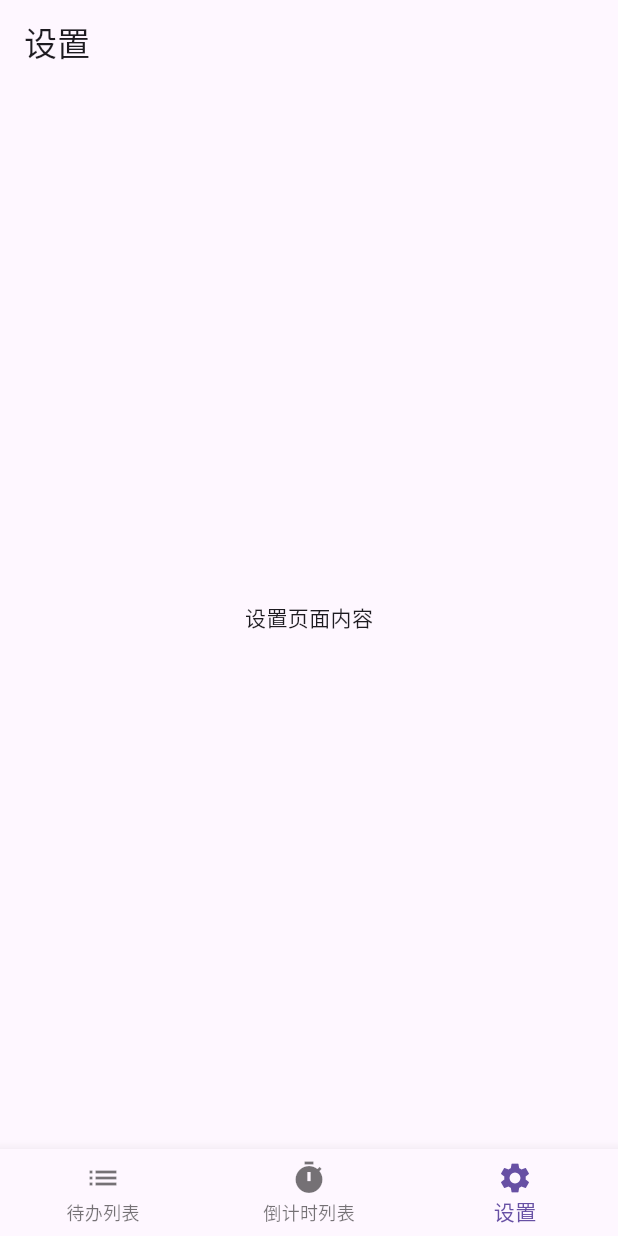
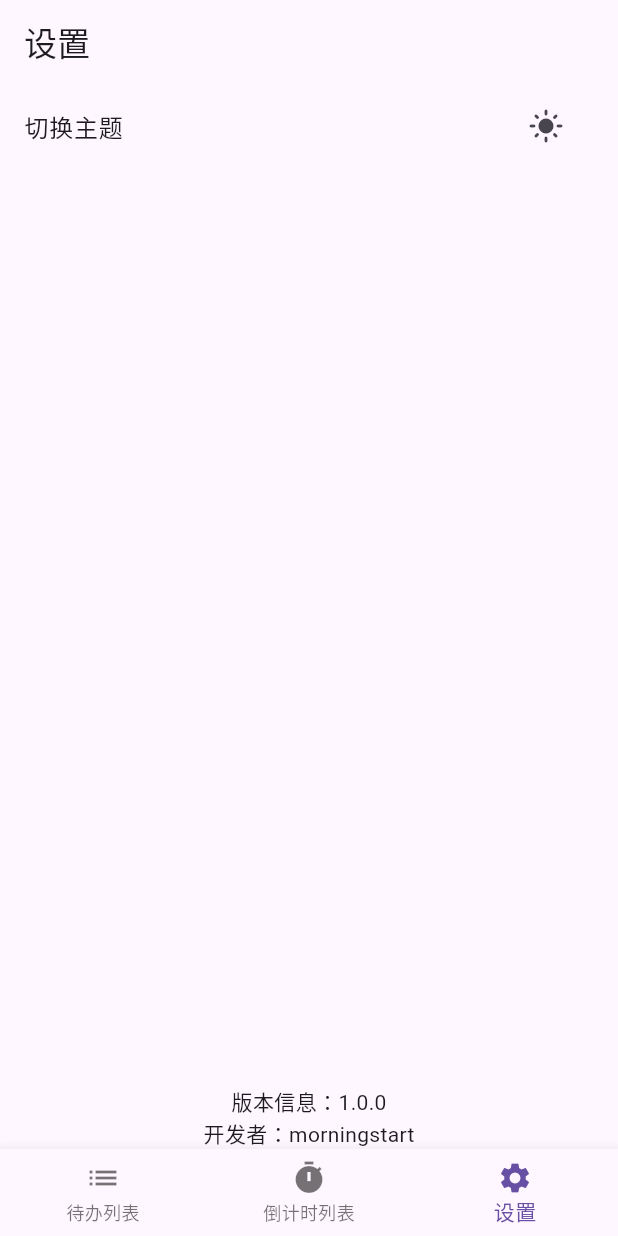
Before and after one commit to morning-start/memo, a Flutter app: the screen it shows after launch, item 3 of the bottom bar chosen, on a phone screen of 412 x 824 dp. Run offline on Flutter 3.47's test engine with Material 3 defaults, Android fonts, the light colour scheme and no system bars; our stand-ins replace flutter_riverpod, shared_preferences, sqflite; accounts and stored records are empty.

Commit message:
feat(theme): 实现主题切换功能
- 新增 theme_provider.dart 文件，用于管理主题模式
- 在 SettingsScreen 中添加主题切换按钮
- 在 MyApp 中应用主题模式
- 使用 shared_preferences 保存主题模式设置

```diff
--- a/lib/main.dart
+++ b/lib/main.dart
@@ -2,23 +2,26 @@ import 'package:flutter/material.dart';
 
 import 'package:flutter_riverpod/flutter_riverpod.dart';
 
+import 'package:memo/providers/theme_provider.dart';
 import 'package:memo/utils/route.dart';
 
 void main() async {
-  // WidgetsFlutterBinding.ensureInitialized(); // 确保 Flutter 框架初始化完成
+  WidgetsFlutterBinding.ensureInitialized(); // 确保 Flutter 框架初始化完成
   runApp(const ProviderScope(child: MyApp()));
 }
 
-class MyApp extends StatelessWidget {
+class MyApp extends ConsumerWidget {
   const MyApp({super.key});
 
   @override
-  Widget build(BuildContext context) {
+  Widget build(BuildContext context, WidgetRef ref) {
+    final themeMode = ref.watch(themeModeProvider);
+    // print(themeMode);
     return MaterialApp(
       title: '待办倒计时应用',
-      theme: ThemeData(
-        primarySwatch: Colors.blue,
-      ),
+      theme: ThemeData.light(),
+      darkTheme: ThemeData.dark(),
+      themeMode: themeMode,
       home: const MainScreen(),
     );
   }
@@ -33,6 +36,7 @@ class MainScreen extends StatefulWidget {
 
 class _MainScreenState extends State<MainScreen> {
   int _currentIndex = 0;
+
   @override
   Widget build(BuildContext context) {
     return Scaffold(
--- a/lib/screens/settings_screen.dart
+++ b/lib/screens/settings_screen.dart
@@ -1,16 +1,46 @@
 import 'package:flutter/material.dart';
 
-class SettingsScreen extends StatelessWidget {
+import 'package:flutter_riverpod/flutter_riverpod.dart';
+
+import 'package:memo/providers/theme_provider.dart';
+
+class SettingsScreen extends ConsumerWidget {
   const SettingsScreen({super.key});
 
   @override
-  Widget build(BuildContext context) {
+  Widget build(BuildContext context, WidgetRef ref) {
+    void _toggleTheme() {
+      final themeModeNotifier = ref.read(themeModeProvider.notifier);
+      themeModeNotifier.toggleTheme();
+    }
+
     return Scaffold(
       appBar: AppBar(
         title: const Text('设置'),
       ),
-      body: const Center(
-        child: Text('设置页面内容'),
+      body: Center(
+        child: Column(
+          mainAxisAlignment: MainAxisAlignment.spaceBetween,
+          children: [
+            ListTile(
+              title: const Text('切换主题'),
+              trailing: IconButton(
+                icon: Icon(
+                  ref.watch(themeModeProvider) == ThemeMode.dark
+                      ? Icons.dark_mode
+                      : Icons.light_mode,
+                ),
+                onPressed: _toggleTheme,
+              ),
+            ),
+            Column(
+              children: [
+                const Text('版本信息：1.0.0'),
+                const Text('开发者：morningstart'),
+              ],
+            )
+          ],
+        ),
       ),
     );
   }
--- a/lib/widgets/list_view.dart
+++ b/lib/widgets/list_view.dart
@@ -1,8 +1,8 @@
 import 'package:flutter/material.dart';
 
-import 'package:memo/models/base_model.dart';
+import 'package:memo/models/task_model.dart';
 
-class TaskListView<T extends BaseModel> extends StatelessWidget {
+class TaskListView<T extends TaskModel> extends StatelessWidget {
   final List<T> items;
   final Widget Function(T task)? subtitleBuilder;
   final void Function(T task) editFunc;
--- a/pubspec.yaml
+++ b/pubspec.yaml
@@ -40,6 +40,7 @@ dependencies:
   pull_to_refresh: ^2.0.0
   sqflite: ^2.4.1
   path: ^1.9.0
+  shared_preferences: ^2.5.2
 
 dev_dependencies:
   flutter_test:
```
Also changed, not shown: lib/providers/theme_provider.dart (added, +33 -0 lines), pubspec.lock, 1 other file.
